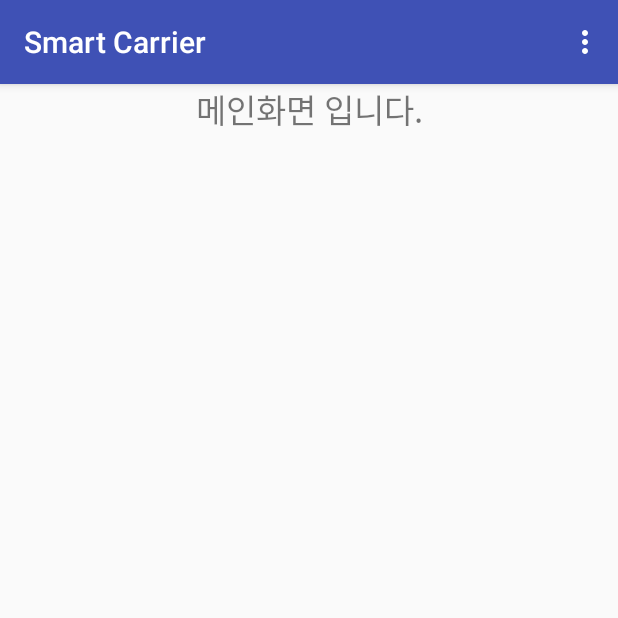
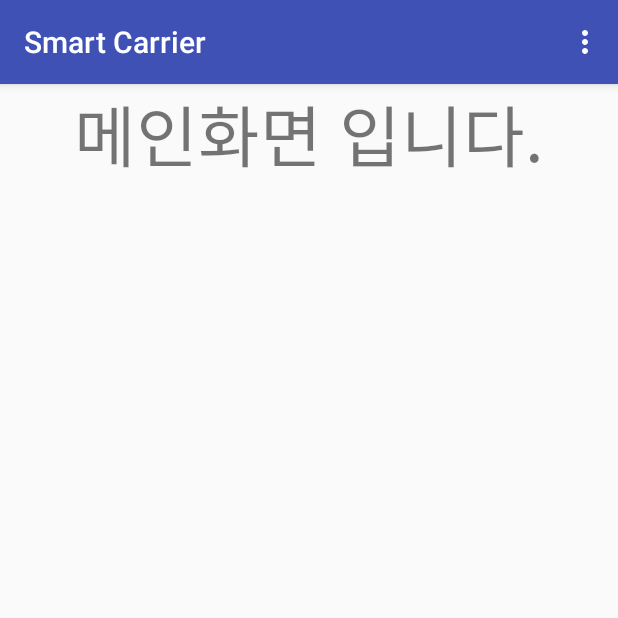
Before and after one commit to GnmG0908/WMC, an Android app: the screen it shows after launch (MainActivity), on a phone screen of 412 x 824 dp, the top half of it. Run offline under Robolectric (Android 15) with nearby library versions, the phone set to English and light mode, and no system bars.

Commit message:
font change test 3

```diff
--- a/app/src/main/res/layout/activity_main.xml
+++ b/app/src/main/res/layout/activity_main.xml
@@ -10,6 +10,6 @@
         android:layout_width="match_parent"
         android:layout_height="wrap_content"
         android:text="메인화면 입니다."
-        android:textSize="10pt"
+        android:textSize="20pt"
         android:gravity="center"/>
 </LinearLayout>
```
